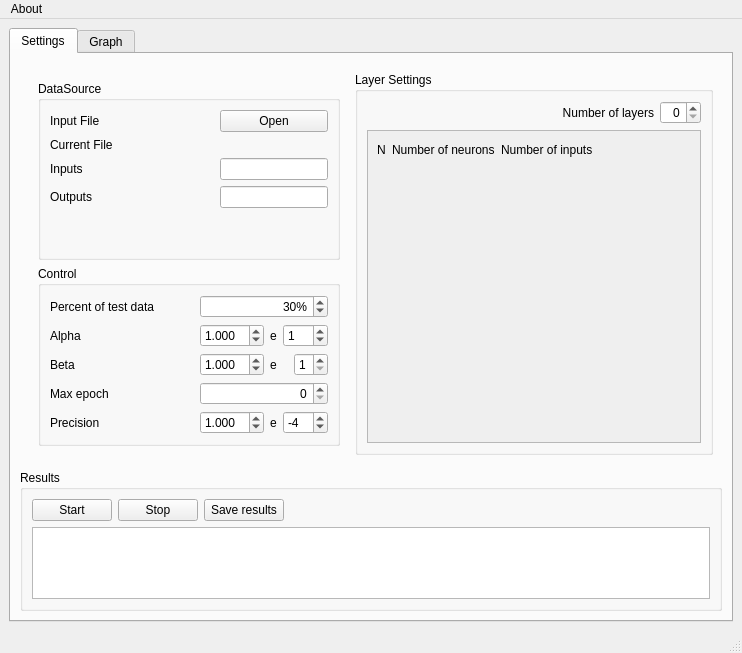
This is mainwindow.ui in AlexLeSang/ECOHT-ANN as Qt 5 draws it before an edit. The edited form follows.
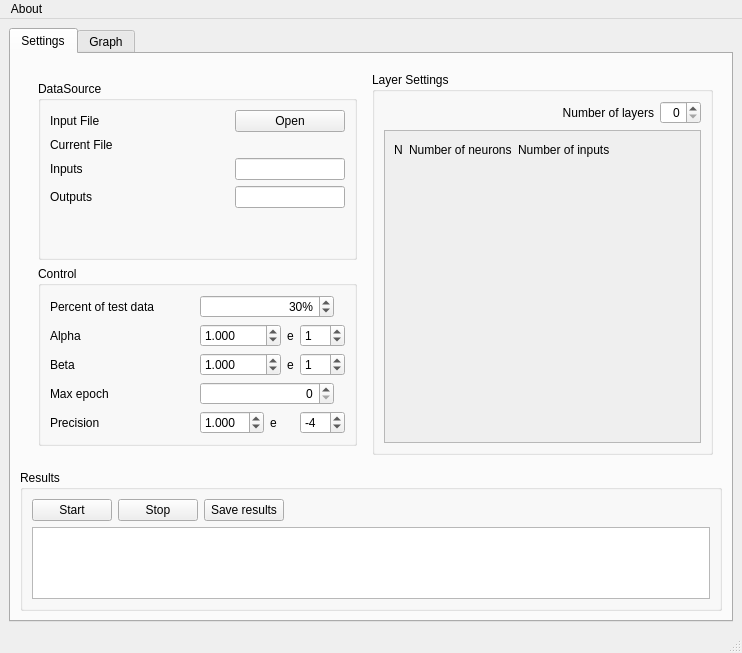
This is the edited form. Custom widgets are drawn as their Qt base class.

```diff
--- a/mainwindow.ui
+++ b/mainwindow.ui
@@ -390,8 +390,11 @@
                        <property name="decimals">
                         <number>3</number>
                        </property>
+                       <property name="minimum">
+                        <double>-1000.000000000000000</double>
+                       </property>
                        <property name="maximum">
-                        <double>10.000000000000000</double>
+                        <double>1000.000000000000000</double>
                        </property>
                        <property name="value">
                         <double>1.000000000000000</double>
@@ -427,8 +430,11 @@
                        <property name="decimals">
                         <number>3</number>
                        </property>
+                       <property name="minimum">
+                        <double>-1000.000000000000000</double>
+                       </property>
                        <property name="maximum">
-                        <double>10.000000000000000</double>
+                        <double>1000.000000000000000</double>
                        </property>
                        <property name="value">
                         <double>1.000000000000000</double>
@@ -445,10 +451,10 @@
                      <item>
                       <widget class="QSpinBox" name="betaDegree">
                        <property name="minimum">
-                        <number>1</number>
+                        <number>-16</number>
                        </property>
                        <property name="maximum">
-                        <number>2</number>
+                        <number>16</number>
                        </property>
                        <property name="value">
                         <number>1</number>
@@ -573,7 +579,7 @@
                   <rect>
                    <x>0</x>
                    <y>0</y>
-                   <width>341</width>
+                   <width>321</width>
                    <height>287</height>
                   </rect>
                  </property>
```
Left out of the diff: 99 changed lines with no effect on the pictures.
